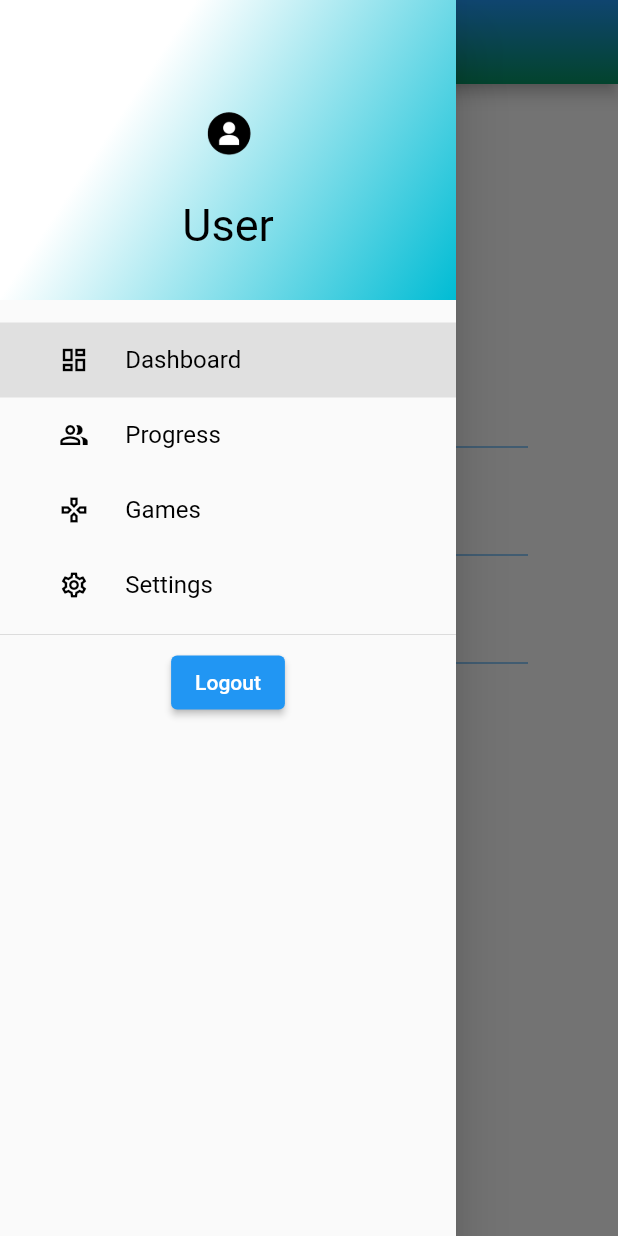
After one commit to mariyamsidhana/physioplayy, a Flutter app: the HomeScreen screen opened directly, with the side drawer open, on a phone screen of 412 x 824 dp. The commit adds this screen. Run offline on Flutter 3.47's test engine with Material 2 defaults, Android fonts, the phone set to English and light mode, and no system bars; our stand-ins replace camera, firebase_auth, firebase_core, flutter_svg, image_picker; missing offline and left inert: flame, flame_texturepacker, google_mlkit_commons, google_mlkit_face_detection, google_mlkit_pose_detection; accounts and stored records are empty.

Commit message:
dashboard

```diff
--- a/Welcome-Login-Signup-Page-Flutter-master/lib/main.dart
+++ b/Welcome-Login-Signup-Page-Flutter-master/lib/main.dart
@@ -27,9 +27,11 @@ class MyApp extends StatelessWidget {
       debugShowCheckedModeBanner: false,
       initialRoute: '/',
       routes: {
+       // '/drawer': (context) => const
         '/': (context) => const Welcome(),
         '/login': (context) => const Login(),
         '/signup': (context) => const Signup(),
+
       },
     );
   }
--- /dev/null
+++ b/Welcome-Login-Signup-Page-Flutter-master/lib/pages/color_utils.dart
@@ -0,0 +1,9 @@
+import 'package:flutter/material.dart';
+
+hexStringToColor(String hexColor) {
+  hexColor = hexColor.toUpperCase().replaceAll("#", "");
+  if (hexColor.length == 6) {
+    hexColor = 'FF' + hexColor;
+  }
+  return Color(int.parse(hexColor, radix: 16));
+}
--- /dev/null
+++ b/Welcome-Login-Signup-Page-Flutter-master/lib/pages/dashboard.dart
@@ -0,0 +1,102 @@
+import 'package:flutter/material.dart';
+//import 'package:expansion_tile_card/expansion_tile_card.dart';
+
+class DashboardPage extends StatelessWidget {
+  @override
+
+  //final GlobalKey<ExpansionTileCardState> cardA = new GlobalKey();
+  //final GlobalKey<ExpansionTileCardState> cardB = new GlobalKey();
+
+  Widget build(BuildContext context) {
+    return Scaffold(
+        body: SingleChildScrollView(
+          child: Stack(
+            children: [
+              Container(
+                  alignment: Alignment.center,
+                  margin: const EdgeInsets.fromLTRB(25, 10, 25, 10),
+                  padding: const EdgeInsets.fromLTRB(10, 0, 10, 0),
+                  child: Column(children: [
+                    Container(
+                      padding: const EdgeInsets.all(10),
+                      decoration: BoxDecoration(
+                          borderRadius: BorderRadius.circular(100),
+                          border: Border.all(width: 5, color: Colors.white),
+                          color: Colors.white,
+                          boxShadow: [
+                            const BoxShadow(
+                                color: Colors.black12,
+                                blurRadius: 20,
+                                offset: Offset(5, 5))
+                          ]),
+                      child: const Icon(
+                        Icons.person,
+                        size: 60,
+                        color: Colors.blue,
+                      ),
+                    ),
+                    const SizedBox(
+                      height: 20,
+                    ),
+                    const Text(
+                      'Mr. Donald Trump',
+                      style: TextStyle(fontSize: 18, fontWeight: FontWeight.bold),
+                    ),
+                    Container(
+                        padding: const EdgeInsets.all(10),
+                        child: Column(
+                          children: <Widget>[
+                            Container(
+                              padding:
+                              const EdgeInsets.only(left: 8.0, bottom: 4.0),
+                              alignment: Alignment.topLeft,
+                            ),
+                            Container(
+                              alignment: Alignment.topLeft,
+                              padding: const EdgeInsets.all(15),
+                              child: Column(
+                                children: <Widget>[
+                                  Column(
+                                    children: <Widget>[
+                                      ...ListTile.divideTiles(
+                                        color: Colors.blue,
+                                        tiles: [
+                                          const ListTile(
+                                            leading: Icon(Icons.date_range),
+                                            title: Text("Date of Birth"),
+                                            subtitle: Text("17-06-2000"),
+                                          ),
+                                          const ListTile(
+                                            leading:
+                                            Icon(Icons.medical_information),
+                                            title: Text("Medical Condition"),
+                                            subtitle: Text("Cerebral Palsy"),
+                                          ),
+                                          const ListTile(
+                                            leading: Icon(Icons.email),
+                                            title: Text("Email"),
+                                            subtitle:
+                                            Text("donaldtrump@gmail.com"),
+                                          ),
+                                          const ListTile(
+                                            leading: Icon(Icons.phone),
+                                            title: Text("Phone"),
+                                            subtitle: Text("99--99876-56"),
+                                          ),
+                                        ],
+                                      ),
+                                    ],
+                                  )
+                                ],
+                              ),
+                            )
+                          ],
+                        )),
+                  ]))
+            ],
+          ),
+        )
+
+    );
+  }
+}
--- /dev/null
+++ b/Welcome-Login-Signup-Page-Flutter-master/lib/pages/drawer.dart
@@ -0,0 +1,61 @@
+import 'package:flutter/material.dart';
+import 'package:flutter_svg/svg.dart';
+import 'package:flutter_auth_page/constants.dart';
+import 'package:firebase_auth/firebase_auth.dart';
+import 'package:flutter_auth_page/pages/signup.dart';
+import 'package:flutter_auth_page/constants.dart';
+import 'package:flutter/src/widgets/framework.dart';
+import 'package:flutter/src/widgets/placeholder.dart';
+
+
+// import '../reusable_widgets/reusable.dart';
+//import 'drawerscreen.dart';
+
+class MyHeaderDrawer extends StatefulWidget {
+  const MyHeaderDrawer({super.key});
+
+  @override
+  State<MyHeaderDrawer> createState() => _MyHeaderDrawerState();
+}
+
+class _MyHeaderDrawerState extends State<MyHeaderDrawer> {
+  @override
+  Widget build(BuildContext context) {
+    return Container(
+      decoration: BoxDecoration(
+          gradient: LinearGradient(
+            begin: Alignment.topLeft,
+            end: Alignment.bottomRight,
+             stops: [0.3, 1],
+            colors: [
+            Colors.white,
+            Colors.cyan
+            // hexStringToColor(Colors.cyan),
+            // hexStringToColor('20797C'),
+            // hexStringToColor('209E5A')
+          ])),
+      width: double.infinity,
+      height: 200,
+      padding: const EdgeInsets.only(top: 20),
+      child: Column(
+        mainAxisAlignment: MainAxisAlignment.center,
+        children: [
+          Container(
+            margin: const EdgeInsets.only(bottom: 10),
+            height: 70,
+            decoration: const BoxDecoration(
+                shape: BoxShape.circle,
+                image: DecorationImage(
+                  image: AssetImage('assets/images/profile.png'),
+                )),
+          ),
+          const Text(
+            "User",
+            style: TextStyle(
+                color: Colors.black, fontSize: 30, fontStyle: FontStyle.normal),
+          ),
+        ],
+      ),
+    );
+  }
+}
--- /dev/null
+++ b/Welcome-Login-Signup-Page-Flutter-master/lib/pages/drawerlist.dart
@@ -0,0 +1,153 @@
+import 'package:flutter/material.dart';
+//import 'package:flutter_auth_page/src/widgets/placeholder.dart';
+import 'package:flutter_auth_page/pages/drawer.dart';
+import 'package:flutter_auth_page/pages/settings.dart';
+import 'package:flutter_auth_page/pages/login.dart';
+import 'package:flutter_auth_page/pages/signup.dart';
+
+import '../pages/color_utils.dart';
+import 'leaderboard.dart';
+import 'dashboard.dart';
+import 'pickgame.dart';
+
+class HomeScreen extends StatefulWidget {
+  const HomeScreen({super.key});
+
+  @override
+  State<HomeScreen> createState() => _HomeScreenState();
+}
+
+class _HomeScreenState extends State<HomeScreen> {
+  var currentPage = DrawerSections.dashboard;
+
+  @override
+  Widget build(BuildContext context) {
+    var container;
+    if (currentPage == DrawerSections.dashboard) {
+      container = DashboardPage();
+    } else if (currentPage == DrawerSections.leaderboard) {
+      container = progressPage();
+    } else if (currentPage == DrawerSections.pickgame) {
+      container = games();
+    } else if (currentPage == DrawerSections.login) {
+      container = Login();
+    } else if (currentPage == DrawerSections.settings) {
+      container = SettingsPage();
+    }
+    return Scaffold(
+      appBar: AppBar(
+        // backgroundColor: Color.fromARGB(255, 28, 127, 232),
+        title: Text("Physioplay"),
+        flexibleSpace: Container(
+          decoration: const BoxDecoration(
+            gradient: LinearGradient(
+                begin: Alignment.topCenter,
+                end: Alignment.bottomCenter,
+                colors: <Color>[
+                  Color.fromARGB(255, 33, 150, 243),
+                  Color(0xFF059362)
+                ]),
+          ),
+        ),
+      ),
+      body: container,
+      drawer: Drawer(
+        child: SingleChildScrollView(
+          child: Column(
+            children: [
+              const MyHeaderDrawer(),
+              MyDrawerList(),
+            ],
+          ),
+        ),
+      ),
+    );
+  }
+
+  // ignore: non_constant_identifier_names
+  Widget MyDrawerList() {
+    return Container(
+      padding: const EdgeInsets.only(
+        top: 15,
+      ),
+      child: Column(
+        // shows the list of menu drawer
+        children: [
+          menuItem(1, "Dashboard", Icons.dashboard_outlined,
+              currentPage == DrawerSections.dashboard ? true : false),
+          menuItem(2, "Progress", Icons.people_alt_outlined,
+              currentPage == DrawerSections.leaderboard ? true : false),
+          menuItem(3, "Games", Icons.games_outlined,
+              currentPage == DrawerSections.pickgame ? true : false),
+          menuItem(4, "Settings", Icons.settings_outlined,
+              currentPage == DrawerSections.settings ? true : false),
+          const Divider(),
+          Align(
+              alignment: Alignment.bottomCenter,
+              child: ElevatedButton(
+                child: Text("Logout"),
+                style: ElevatedButton.styleFrom(),
+                onPressed: () {
+                  Navigator.push(context,
+                      MaterialPageRoute(builder: (context) => Login()));
+                },
+              ))
+        ],
+      ),
+    );
+  }
+
+  Widget menuItem(int id, String title, IconData icon, bool selected) {
+    return Material(
+      color: selected ? Colors.grey[300] : Colors.transparent,
+      child: InkWell(
+        onTap: () {
+          Navigator.pop(context);
+          setState(() {
+            if (id == 1) {
+              currentPage = DrawerSections.dashboard;
+            } else if (id == 2) {
+              currentPage = DrawerSections.leaderboard;
+            } else if (id == 3) {
+              currentPage = DrawerSections.pickgame;
+            } else if (id == 4) {
+              currentPage = DrawerSections.settings;
+            }
+          });
+        },
+        child: Padding(
+          padding: const EdgeInsets.all(15.0),
+          child: Row(
+            children: [
+              Expanded(
+                child: Icon(
+                  icon,
+                  size: 20,
+                  color: Colors.black,
+                ),
+              ),
+              Expanded(
+                flex: 3,
+                child: Text(
+                  title,
+                  style: const TextStyle(
+                    color: Colors.black,
+                    fontSize: 16,
+                  ),
+                ),
+              ),
+            ],
+          ),
+        ),
+      ),
+    );
+  }
+}
+
+enum DrawerSections {
+  dashboard,
+  leaderboard,
+  pickgame,
+  settings,
+  login,
+}
--- /dev/null
+++ b/Welcome-Login-Signup-Page-Flutter-master/lib/pages/leaderboard.dart
@@ -0,0 +1,10 @@
+import 'package:flutter/material.dart';
+
+class progressPage extends StatelessWidget {
+  @override
+  Widget build(BuildContext context) {
+    return Scaffold(body: SingleChildScrollView(
+
+    ));
+  }
+}
--- a/Welcome-Login-Signup-Page-Flutter-master/lib/pages/login.dart
+++ b/Welcome-Login-Signup-Page-Flutter-master/lib/pages/login.dart
@@ -1,8 +1,10 @@
 import 'package:firebase_auth/firebase_auth.dart';
 import 'package:flutter/material.dart';
 import 'package:flutter_auth_page/pages/pickgame.dart';
+import 'package:flutter_auth_page/pages/drawer.dart';
 import 'package:flutter_svg/svg.dart';
 import 'package:flutter_auth_page/constants.dart';
+import 'package:flutter_auth_page/pages/drawerlist.dart';
 
 class Login extends StatefulWidget {
   const Login({super.key});
@@ -55,7 +57,7 @@ class _LoginState extends State<Login> {
           Navigator.push(
             context,
             MaterialPageRoute(
-              builder: (context) => games(),
+              builder: (context) => HomeScreen(),
             ),
           );
           emailController.text = "";
--- /dev/null
+++ b/Welcome-Login-Signup-Page-Flutter-master/lib/pages/settings.dart
@@ -0,0 +1,17 @@
+import 'package:flutter/material.dart';
+
+class SettingsPage extends StatefulWidget {
+  @override
+  _SettingsPageState createState() => _SettingsPageState();
+}
+
+class _SettingsPageState extends State<SettingsPage> {
+  @override
+  Widget build(BuildContext context) {
+    return Container(
+      child: Center(
+        child: Text("Settings Page"),
+      ),
+    );
+  }
+}
```
Also changed, not shown: Welcome-Login-Signup-Page-Flutter-master/assets/images/profile.png (added).
